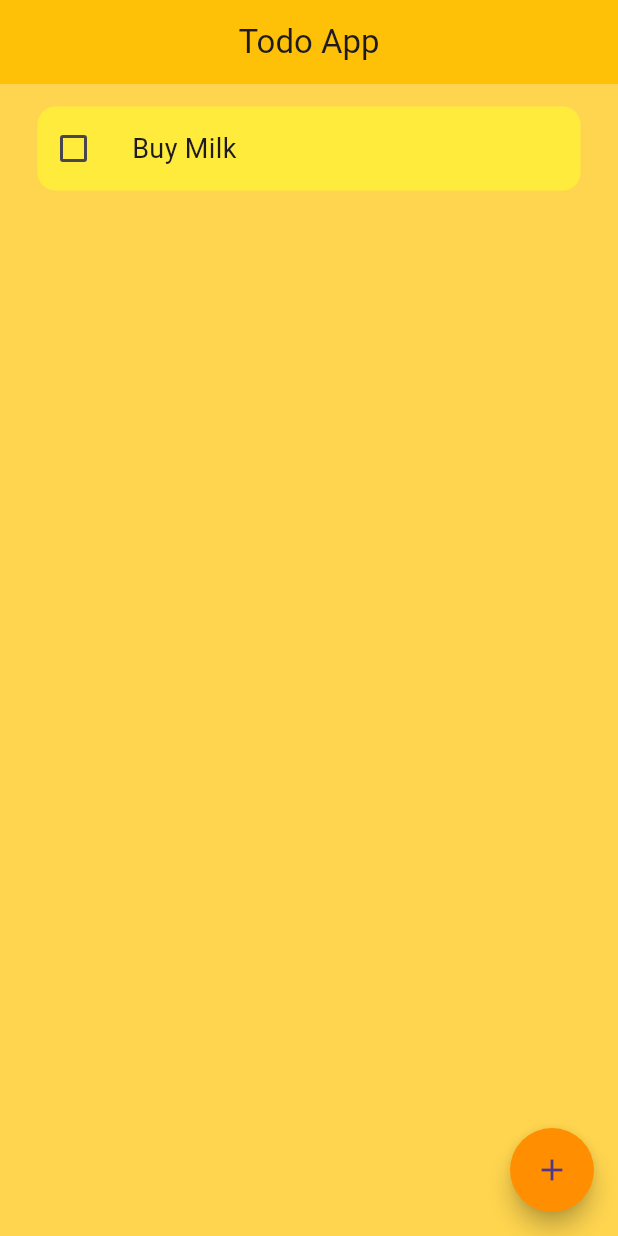
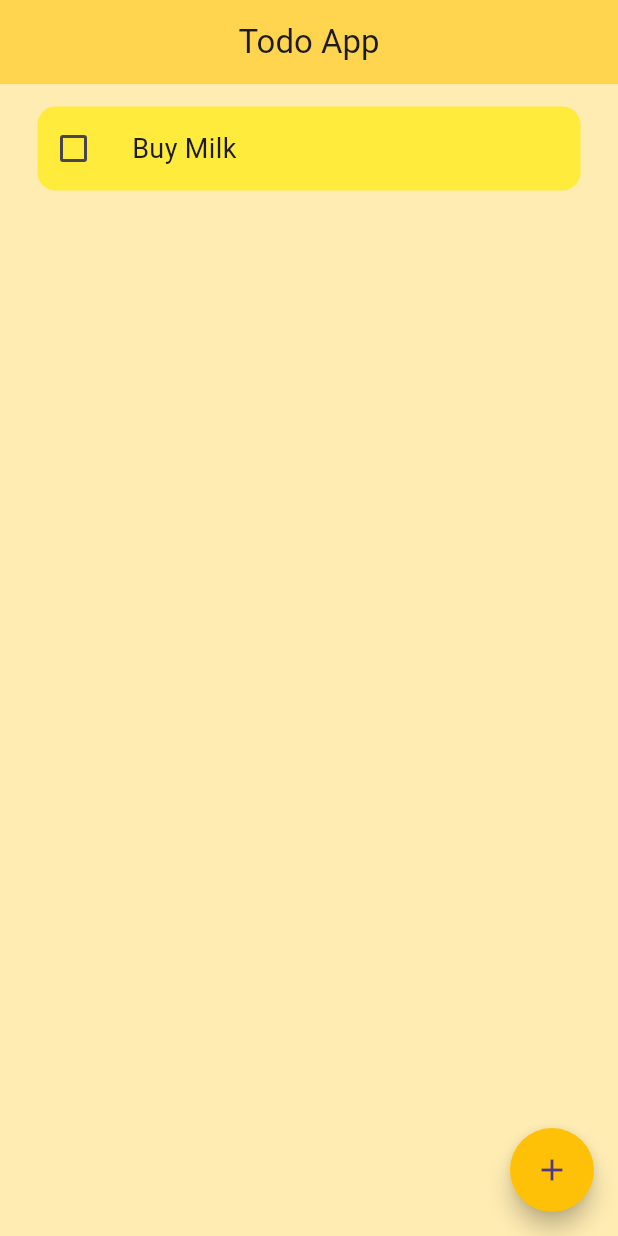
Before and after one commit to Pradeep1234566/todo, a Flutter app: the screen it shows after launch, on a phone screen of 412 x 824 dp. Run offline on Flutter 3.47's test engine with Material 3 defaults, Android fonts, the phone set to English and light mode, and no system bars; drawn by our look-alikes of flutter_slidable.

```diff
--- a/lib/pages/home_page.dart
+++ b/lib/pages/home_page.dart
@@ -26,7 +26,7 @@ class _HomePageState extends State<HomePage> {
       itemlist.add([_controller.text, false]);
       _controller.clear();
     });
-     Navigator.of(context).pop();
+    Navigator.of(context).pop();
   }
 
   void CreateNewTask() {
@@ -40,21 +40,27 @@ class _HomePageState extends State<HomePage> {
         });
   }
 
+  void deleteTask(int index) {
+    setState(() {
+      itemlist.removeAt(index);
+    });
+  }
+
   @override
   Widget build(BuildContext context) {
     return Scaffold(
-        backgroundColor: Colors.amber[300],
+        backgroundColor: Colors.amber[100],
         appBar: AppBar(
           title: const Text('Todo App'),
           centerTitle: true,
-          backgroundColor: Colors.amber,
+          backgroundColor: Colors.amber[300],
           elevation: 0,
         ),
         floatingActionButton: FloatingActionButton(
           shape: CircleBorder(),
           onPressed: CreateNewTask,
+          backgroundColor: Colors.amber[500],
           child: const Icon(Icons.add),
-          backgroundColor: Colors.amber[800],
         ),
         body: ListView.builder(
           itemCount: itemlist.length,
@@ -63,6 +69,7 @@ class _HomePageState extends State<HomePage> {
               name: itemlist[index][0],
               isDone: itemlist[index][1],
               onChanged: (value) => OnChanged(index, value),
+              deletefunction: (context) => deleteTask(index),
             );
           },
         ));
--- a/lib/utility/todo_tile.dart
+++ b/lib/utility/todo_tile.dart
@@ -1,17 +1,30 @@
 import 'package:flutter/material.dart';
+import 'package:flutter_slidable/flutter_slidable.dart';
 
 class TodoTile extends StatelessWidget {
   final String name;
   final bool isDone;
   final void Function(bool?)? onChanged;
-
+  final void Function(BuildContext)? deletefunction;
   const TodoTile(
-      {super.key, required this.name, required this.isDone, this.onChanged});
+      {super.key,
+      required this.name,
+      required this.isDone,
+      this.onChanged,
+      required this.deletefunction});
 
   @override
   Widget build(BuildContext context) {
     return Padding(
       padding: const EdgeInsets.only(left: 25.0, right: 25.0, top: 15.0),
+      child: Slidable(
+        endActionPane: ActionPane(motion: StretchMotion(), children: [
+          SlidableAction(
+            onPressed: deletefunction,
+            icon: Icons.delete,
+            backgroundColor: Colors.red,
+          ),
+        ]),
         child: Container(
           // ignore: sort_child_properties_last
           child: Row(
@@ -37,6 +50,7 @@ class TodoTile extends StatelessWidget {
             borderRadius: BorderRadius.circular(12),
           ),
         ),
+      ),
     );
   }
 }
```
Lines whose indentation alone changed are shown as unchanged.
